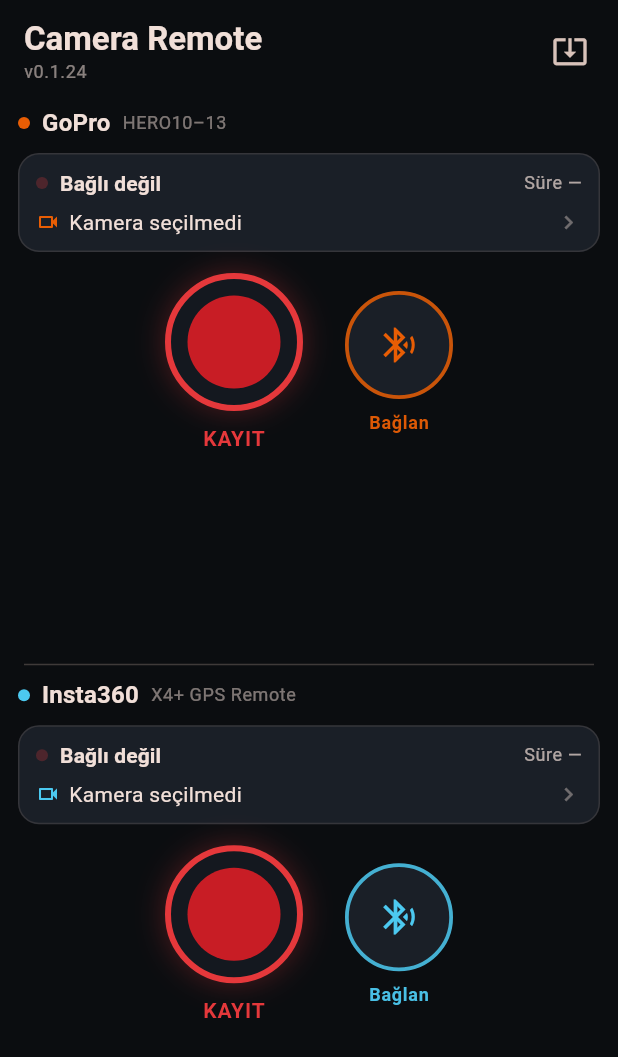
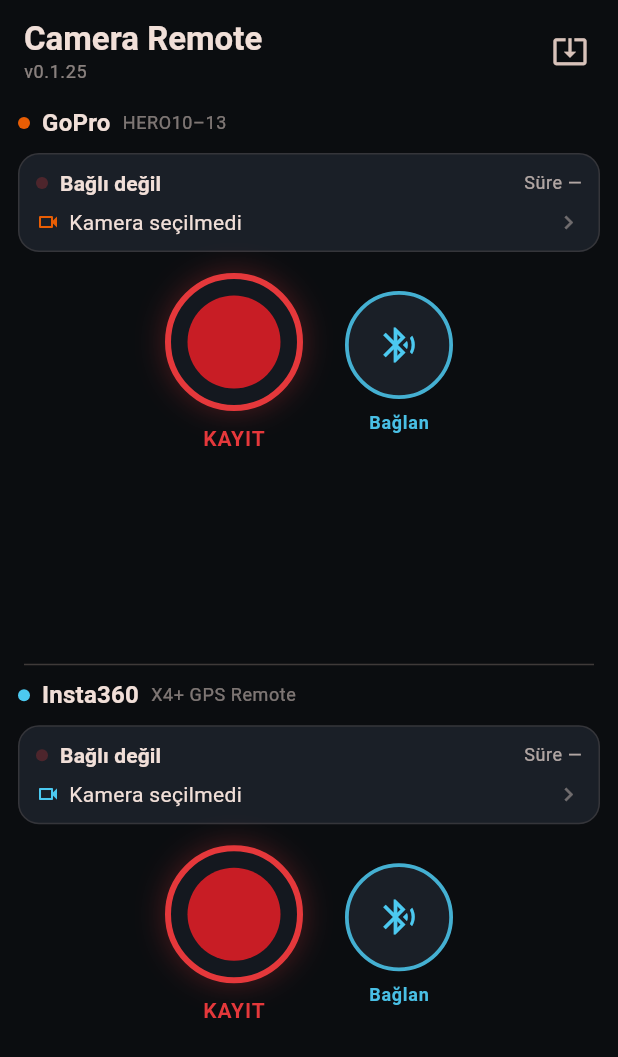
Before and after one commit to alid67-git/RideAtlas, a Flutter app: the screen it shows after launch, on a phone screen of 412 x 824 dp. Shown: the top 1057 px of the screen. Run offline on Flutter 3.47's test engine with Material 3 defaults, Android fonts, the phone set to English and light mode, and no system bars; our stand-ins replace battery_plus, file_picker, fl_chart, flutter_blue_plus, flutter_map, geolocator and 10 more; missing offline and left inert: ble_peripheral, dart:js_interop, exif, gpx, photo_manager; accounts and stored records are empty; generated files the repository leaves out were written again; network calls fail.

Commit message:
Make GoPro connect button cyan like Insta360
Match the Bağlan/Uyut control color to the Insta360 power button blue.

Co-authored-by: alid67-git <alid67-git@users.noreply.github.com>

```diff
--- a/gopro_remote/lib/build_info.dart
+++ b/gopro_remote/lib/build_info.dart
@@ -1,7 +1,7 @@
 /// Bumped on every GoPro Remote push that users should install.
 /// Must match the trailing version in the GitHub release name
 /// `GoPro Remote (latest) - vX.Y.Z`.
-const String kAppBuildLabel = 'v0.1.24';
+const String kAppBuildLabel = 'v0.1.25';
 
 const String kAppBuildNote =
-    'Insta360: peripheral init düzeltmesi + be80 central yedek yol.';
+    'GoPro Bağlan tuşu Insta360 ile aynı mavi.';
--- a/gopro_remote/lib/main.dart
+++ b/gopro_remote/lib/main.dart
@@ -594,7 +594,8 @@ class _GoProSection extends StatelessWidget {
                 ),
                 const SizedBox(height: 14),
                 _ControlPad(
-                  accent: const Color(0xFFE85D04),
+                  // Bağlan/Uyut — same blue as Insta360 power control.
+                  accent: const Color(0xFF4CC9F0),
                   recording: client.isSessionRecording,
                   busy: busy,
                   enabled: true,
--- a/gopro_remote/pubspec.yaml
+++ b/gopro_remote/pubspec.yaml
@@ -1,7 +1,7 @@
 name: gopro_remote
 description: Android remote for GoPro HERO10–13 Black via Open GoPro BLE.
 publish_to: 'none'
-version: 0.1.24+25
+version: 0.1.25+26
 
 environment:
   sdk: ^3.12.2
```
